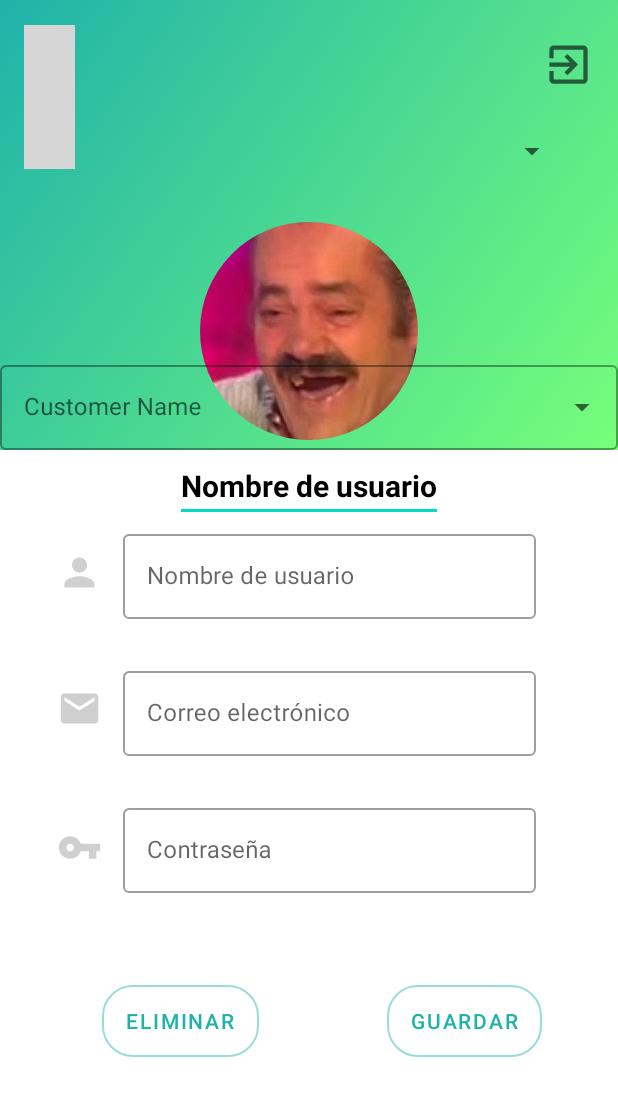
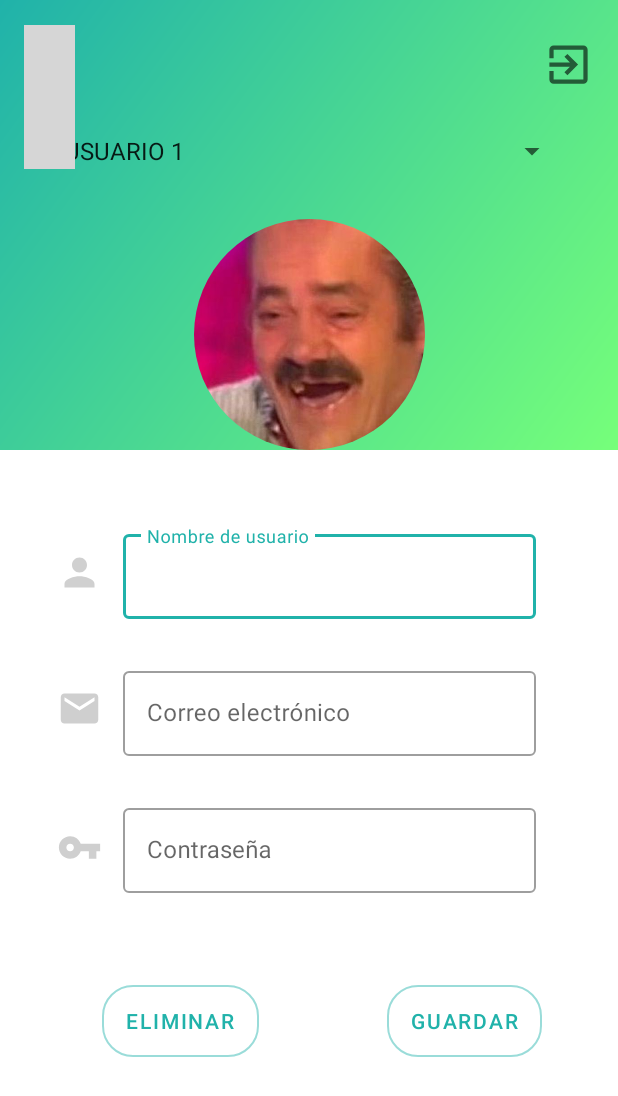
Before and after one commit to Mimenza/Reto01_JanEtaBizi, an Android app: the activity_7_01usuarios screen opened directly, with no data from a screen before it, on a phone screen of 412 x 824 dp. Shown: the top 1096 px of the screen. Run offline under Robolectric (Android 15) with nearby library versions, the phone set to English and light mode, and no system bars; our stand-ins replace CircleImageView; Roboto replaces fonts that are not available here; grey boxes are pictures that could not be loaded.

Commit message:
Errores y spinner aplicado en usuarios y productos

```diff
--- a/app/src/main/java/com/example/reto01/activity_7_01usuarios.kt
+++ b/app/src/main/java/com/example/reto01/activity_7_01usuarios.kt
@@ -12,12 +12,14 @@ import kotlinx.android.synthetic.main.activity_7_01usuarios.view.*
 
 
 
-
 class activity_7_01usuarios : AppCompatActivity() {
     override fun onCreate(savedInstanceState: Bundle?) {
         super.onCreate(savedInstanceState)
         setContentView(R.layout.activity_7_01usuarios)
         getSupportActionBar()?.hide()
+        val lista = arrayOf("USUARIO 1", "USUARIO 2", "USUARIO 3", "USUARIO 4")
+        val adaptador = ArrayAdapter<String>(this, android.R.layout.simple_spinner_item, lista)
+        spinner_usuarios.adapter = adaptador
 
         imgv7_01_atras.setOnClickListener(){
             val i = Intent(this, activity_7admin::class.java)
--- a/app/src/main/res/layout/activity_6usuario.xml
+++ b/app/src/main/res/layout/activity_6usuario.xml
@@ -179,7 +179,7 @@
         app:layout_constraintEnd_toEndOf="parent"
         app:layout_constraintStart_toStartOf="parent"
         app:layout_constraintTop_toTopOf="parent"
-        app:layout_constraintVertical_bias="0.882" />
+        app:layout_constraintVertical_bias="0.828" />
 
     <com.google.android.material.bottomnavigation.BottomNavigationView
         android:id="@+id/bottomNavV_6bottomMenu"
--- a/app/src/main/res/layout/activity_7_01usuarios.xml
+++ b/app/src/main/res/layout/activity_7_01usuarios.xml
@@ -44,24 +44,10 @@
         app:srcCompat="@drawable/ic_arrow_back" />
 
 
-    <EditText
-        android:id="@+id/Edittxt_7_01nombreuser"
-        android:layout_width="wrap_content"
-        android:layout_height="wrap_content"
-        android:text="Nombre de usuario"
-        android:textColor="@color/black"
-        android:textSize="20sp"
-        android:textStyle="bold"
-        app:layout_constraintBottom_toBottomOf="parent"
-        app:layout_constraintEnd_toEndOf="parent"
-        app:layout_constraintStart_toStartOf="parent"
-        app:layout_constraintTop_toTopOf="parent"
-        app:layout_constraintVertical_bias="0.387" />
-
     <de.hdodenhof.circleimageview.CircleImageView
         android:id="@+id/imgv_7_01perfil"
-        android:layout_width="145dp"
-        android:layout_height="145dp"
+        android:layout_width="155dp"
+        android:layout_height="154dp"
         android:src="@drawable/descarga"
         app:layout_constraintBottom_toBottomOf="parent"
         app:layout_constraintEnd_toEndOf="parent"
@@ -71,8 +57,6 @@
 
     <ImageView
     android:id="@+id/imageView"
-
-
     android:layout_width="30dp"
     android:layout_height="62dp"
     android:src="@drawable/ic_person"
@@ -82,27 +66,6 @@
     app:layout_constraintStart_toStartOf="parent"
     app:layout_constraintTop_toTopOf="parent"
     app:layout_constraintVertical_bias="0.46" />
-
-    <com.google.android.material.textfield.TextInputLayout
-        android:id="@+id/usuarios_spinner1"
-        style="@style/Widget.MaterialComponents.TextInputLayout.OutlinedBox.ExposedDropdownMenu"
-        android:layout_width="0dp"
-        android:layout_height="wrap_content"
-        android:hint="Customer Name"
-        app:layout_constraintBottom_toTopOf="@+id/Edittxt_7_01nombreuser"
-        app:layout_constraintEnd_toEndOf="parent"
-        app:layout_constraintStart_toStartOf="parent"
-        tools:ignore="MissingConstraints">
-
-
-        <androidx.appcompat.widget.AppCompatAutoCompleteTextView
-            android:id="@+id/usuarios_spinner"
-            android:layout_width="match_parent"
-            android:layout_height="wrap_content"
-            android:clickable="true"
-            tools:ignore="KeyboardInaccessibleWidget,SpeakableTextPresentCheck" />
-
-    </com.google.android.material.textfield.TextInputLayout>
 
     <com.google.android.material.textfield.TextInputLayout
         android:id="@+id/textInputLayout1"
```
